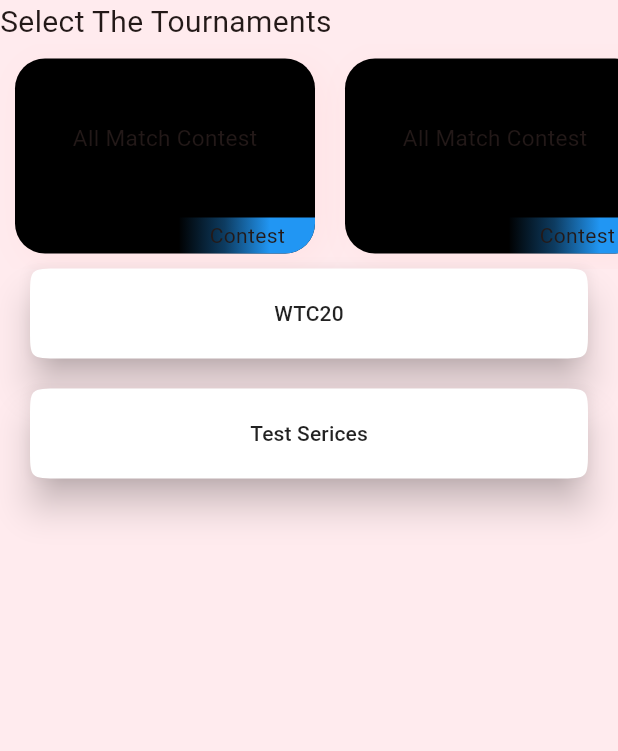
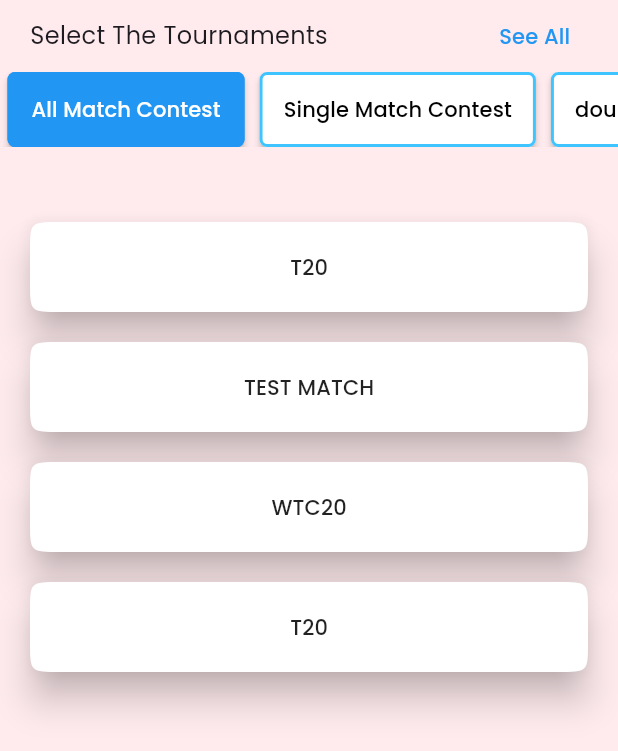
Before and after one commit to sayakmishra123/apna_cricket, a Flutter app: the HomePage screen opened directly, on a phone screen of 412 x 824 dp. Shown: the top 751 px of the screen. Run offline on Flutter 3.47's test engine with Material 3 defaults, Android fonts, the phone set to English and light mode, and no system bars; our stand-ins replace get, google_fonts, lottie; project files that could hold a hidden picture were left out.

Commit message:
pull commit

```diff
--- a/lib/main.dart
+++ b/lib/main.dart
@@ -3,6 +3,7 @@
 import 'package:apna_cricket/splash.dart';
 import 'package:flutter/material.dart';
 import 'package:get/get_navigation/src/root/get_material_app.dart';
+import 'package:google_fonts/google_fonts.dart';
 
 void main() {
   runApp(const MyApp());
@@ -14,10 +15,14 @@
   // This widget is the root of your application.
   @override
   Widget build(BuildContext context) {
+    final textTheme = Theme.of(context).textTheme;
     return GetMaterialApp(
       debugShowCheckedModeBanner: false,
       title: 'Flutter Demo',
       theme: ThemeData(
+       textTheme: GoogleFonts.poppinsTextTheme(textTheme).copyWith(
+      bodyMedium: GoogleFonts.poppins(textStyle: textTheme.bodyMedium),
+    ),
         colorScheme: ColorScheme.fromSeed(seedColor: Colors.red),
         useMaterial3: true,
       ),
--- /dev/null
+++ b/lib/pages/alltournaments.dart
@@ -0,0 +1,27 @@
+import 'package:flutter/material.dart';
+
+class AllTournaments extends StatelessWidget {
+  final List contests;
+  const AllTournaments({super.key,required this.contests});
+
+  @override
+  Widget build(BuildContext context) {
+    return Scaffold(
+appBar: AppBar(
+  title: Text('All Tournaments'),
+),
+      body: ListView.builder(
+
+        itemCount: contests.length,
+        itemBuilder: (context, index) {
+          return ListTile(
+            onTap: (){},
+            trailing: SizedBox(
+              width: 20,
+              child: Icon(Icons.arrow_forward_ios_rounded)),
+title: Text(contests[index]),
+          );
+        },),
+    );
+  }
+}
--- a/lib/pages/homepage.dart
+++ b/lib/pages/homepage.dart
@@ -1,6 +1,6 @@
-import 'package:flutter/cupertino.dart';
+import 'package:apna_cricket/pages/alltournaments.dart';
 import 'package:flutter/material.dart';
-import 'package:flutter/widgets.dart';
+import 'package:get/get.dart';
 
 class HomePage extends StatefulWidget {
   const HomePage({super.key});
@@ -10,7 +10,37 @@ class HomePage extends StatefulWidget {
 }
 
 class _HomePageState extends State<HomePage> {
-  var heading = const TextStyle(fontSize: 20);
+  var heading = const TextStyle(fontSize: 16);
+  int _selectedIndex = 0;
+  List contests = [
+    "All Match Contest",
+    "Single Match Contest",
+    "double Match Contest",
+    "All Match Contest",
+    "Single Match Contest",
+    "double Match Contest",
+    "All Match Contest",
+    "Single Match Contest",
+    "double Match Contest",
+    "double Match Contest",
+  ];
+  List matches = [
+    [
+      'T20',
+      'TEST MATCH',
+      'WTC20',
+      'T20',
+    ],
+    ['TEST MATCH', 'WTC20', 'SDG', 'TEST MATCH', 'abc20'],
+    ['SDGSDFGDG', 'DrFG', 'SDgFG', 'SDggFGH', 'YHgaIKT'],
+    ['frthrthawerF', 'SaergG', 'SADG', 'SDG', 'SG'],
+    ['sfsf', 'SAFG', 'SADG', 'SDgwG', 'SgawgG'],
+    ['sf', 'SAFG', 'SAergDG', 'SDgG', 'SgG'],
+    ['sdf', 'SAFG', 'SArgDG', 'SDgG', 'SggG'],
+    ['sadf', 'SAFG', 'SergADG', 'SDgwergG', 'SG'],
+    ['sdf', 'SAFG', 'SAsefDG', 'SDG', 'SgasG'],
+    ['sadf', 'sdf', 'sergfsf', 'sdf', 'sdfasf'],
+  ];
   @override
   Widget build(BuildContext context) {
     var height = MediaQuery.of(context).size.height;
@@ -23,135 +53,100 @@ class _HomePageState extends State<HomePage> {
         child: SingleChildScrollView(
           child: Column(
             children: [
-              Row(
+              // const SizedBox(height: 20,),
+              Padding(
+                padding: const EdgeInsets.symmetric(horizontal: 20),
+                child: Row(
+                  mainAxisAlignment: MainAxisAlignment.spaceBetween,
                   children: [
                     Text(
                       'Select The Tournaments',
                       style: heading,
-                  )
+                    ),
+                    TextButton(
+                        style:  ButtonStyle(),
+                        onPressed: () {
+                          Get.to(AllTournaments(contests: contests,));
+                        },
+                        child: const Text(
+                          'See All',
+                          style: TextStyle(color: Colors.blue),
+                        ))
                   ],
+                ),
               ),
               Row(
                 children: [
                   SizedBox(
-                    height: 150,
+                    height: 50,
                     width: width,
-                    child: Expanded(
                     child: ListView.builder(
-                            itemCount: 5,
                       scrollDirection: Axis.horizontal,
+                      itemCount: contests.length,
                       itemBuilder: (context, index) {
-                              return Container(
-                                width: 200,
-                                decoration: BoxDecoration(
-                                   gradient: LinearGradient(
-                                    colors: [
-                                      // Colors.red.withOpacity(0.8),
-                                      // Colors.orange.withOpacity(0.2)
-                                    ]
+                        return Padding(
+                          padding: const EdgeInsets.symmetric(horizontal: 5),
+                          child: MaterialButton(
+                            color: _selectedIndex == index
+                                ? Colors.blue
+                                : Colors.white,
+                            onPressed: () {
+                              setState(() {
+                                _selectedIndex = index;
+                              });
+                            },
+                            shape: RoundedRectangleBorder(
+                              side: BorderSide(
+                                color: _selectedIndex == index
+                                    ? Colors.blue
+                                    : Colors.lightBlueAccent,
+                                width: 2.0,
                               ),
-                                          borderRadius: BorderRadius.circular(20),
-                                          boxShadow: [
-                                            BoxShadow(
-                                                color: Colors.red.withOpacity(0.05),
-                                                blurRadius: 20,
-                                                offset: const Offset(5, 5)),
-                                          ]
-
+                              borderRadius: BorderRadius.circular(5),
                             ),
-                                margin: const EdgeInsets.all(10),
-                                child: Column(
-                                  mainAxisAlignment:
-                                      MainAxisAlignment.spaceBetween,
-                                  children: [
-                                    const Expanded(
-                                      child: Column(
-                                        mainAxisAlignment: MainAxisAlignment.center,
-                                        children: [
-
-                                          Row(
-                                            mainAxisAlignment: MainAxisAlignment.center,
-                                            children: [
-                                              Text(
-                                                'All Match Contest',
-                                                style: TextStyle(fontSize: 15),
+                            child: Text(
+                              contests[index],
+                              style: TextStyle(
+                                color: _selectedIndex == index
+                                    ? Colors.white
+                                    : Colors.black,
+                              ),
+                            ),
+                          ),
+                        );
+                      },
+                    ),
                   ),
                 ],
               ),
-                                        ],
-                                      ),
-                                    ),
-                                    Row(
-                                      mainAxisAlignment:
-                                          MainAxisAlignment.end,
-                                      children: [
-                                        Container(
-                                            decoration: BoxDecoration(
-                                                gradient:
-                                                    LinearGradient(colors: [
-                                                  Colors.blue.withOpacity(0.01),
-
-
-                                                  Colors.blue.withOpacity(0.4),
-                                                  Colors.blue,
-                                                 Colors.blue,
-                                                ]),
-                                                borderRadius:
-                                                    const BorderRadius.only(
-                                                        bottomRight:
-                                                            Radius.circular(
-                                                                20))),
-                                            child: const Padding(
-                                                padding: EdgeInsets.symmetric(horizontal: 20,vertical: 2),
-                                                child: Text('Contest')))
-                                      ],
-                                    )
-                                  ],
-                                ),
-                              );
-                            })),
-                  ),
-                ],
+              const SizedBox(
+                height: 40,
               ),
               Padding(
                 padding: const EdgeInsets.symmetric(horizontal: 20),
                 child: Column(
                   children: [
-                    Row(
-                      mainAxisAlignment: MainAxisAlignment.center,
-                      children: [
-                        Expanded(
+                    SizedBox(
+                      height: 700,
+                      child: ListView.builder(
+                        itemCount: matches[_selectedIndex].length,
+                        itemBuilder: (context, index) {
+                          return Expanded(
+                              child: Padding(
+                            padding: const EdgeInsets.symmetric(vertical: 10),
                             child: MaterialButton(
                               height: 60,
-                            shape: ContinuousRectangleBorder(borderRadius: BorderRadius.circular(20)),
+                              shape: ContinuousRectangleBorder(
+                                  borderRadius: BorderRadius.circular(20)),
                               elevation: 10,
                               color: Colors.white,
-                            onPressed: () {
-
+                              onPressed: () {},
+                              child: Text(matches[_selectedIndex][index]),
+                            ),
+                          ));
                         },
-                          child: Text('WTC20'),
+                      ),
                     )
-                        )
-                      ],
-                    ),
-                    SizedBox(height: 20,),
-                    Row(
-                      mainAxisAlignment: MainAxisAlignment.center,
-                      children: [
-                        Expanded(
-                          child: MaterialButton(
-                            height: 60,
-                            shape: ContinuousRectangleBorder(borderRadius: BorderRadius.circular(20)),
-                            elevation: 10,
-                            color: Colors.white,
-                            onPressed: () {
-
-                          },
-                          child: Text('Test Serices'),
-                          )
-                        )
-                      ],
-                    ),
                   ],
                 ),
               )
--- a/pubspec.yaml
+++ b/pubspec.yaml
@@ -39,6 +39,7 @@ dependencies:
   # Use with the CupertinoIcons class for iOS style icons.
   cupertino_icons: ^1.0.6
   lottie: ^3.1.2
+  google_fonts: ^6.2.1
 
 dev_dependencies:
   flutter_test:
```
Also changed, not shown: pubspec.lock, 1 other file. Lines whose indentation alone changed are shown as unchanged.
